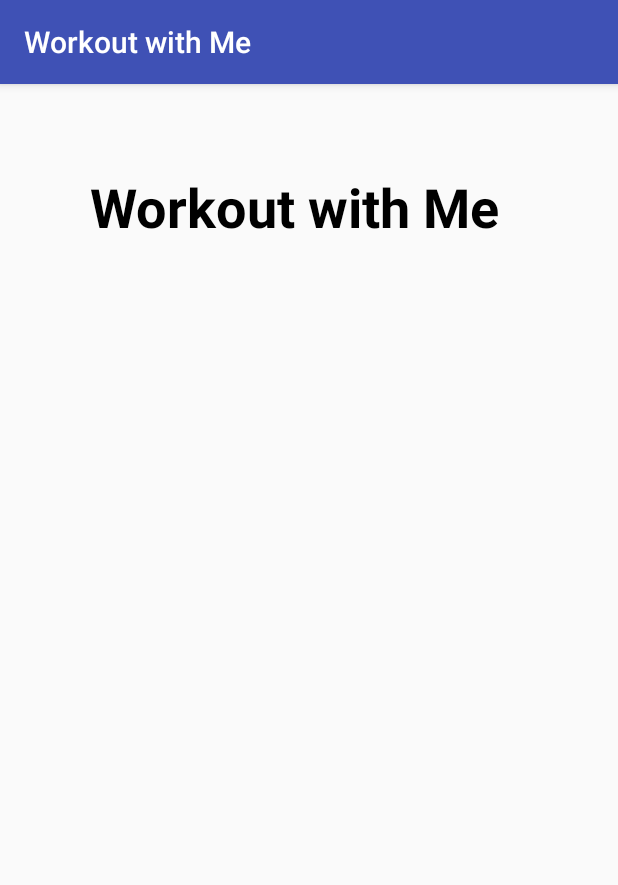
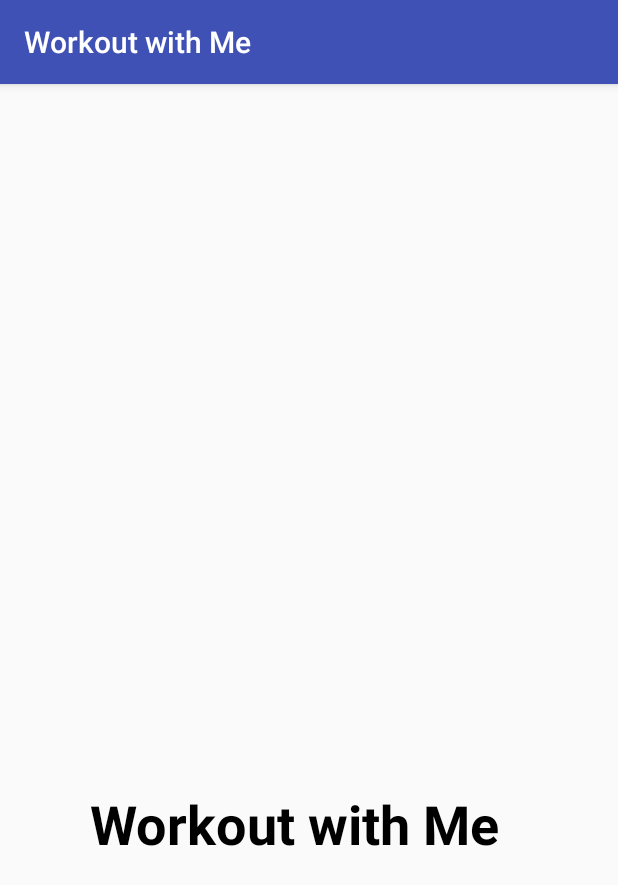
Before and after one commit to lynnediep/Workout-with-Me, an Android app: the screen it shows after launch (MainActivity), on a phone screen of 412 x 824 dp. Shown: the top 885 px of the screen. Run offline under Robolectric (Android 15) with nearby library versions, the phone set to English and light mode, and no system bars.

Commit message:
trying to get a pull request

```diff
--- a/app/src/main/res/layout/activity_main.xml
+++ b/app/src/main/res/layout/activity_main.xml
@@ -20,6 +20,6 @@
         app:layout_constraintRight_toRightOf="parent"
         app:layout_constraintStart_toStartOf="parent"
         app:layout_constraintTop_toTopOf="parent"
-        app:layout_constraintVertical_bias="0.101" />
+        app:layout_constraintVertical_bias="0.821" />
 
 </android.support.constraint.ConstraintLayout>
```
